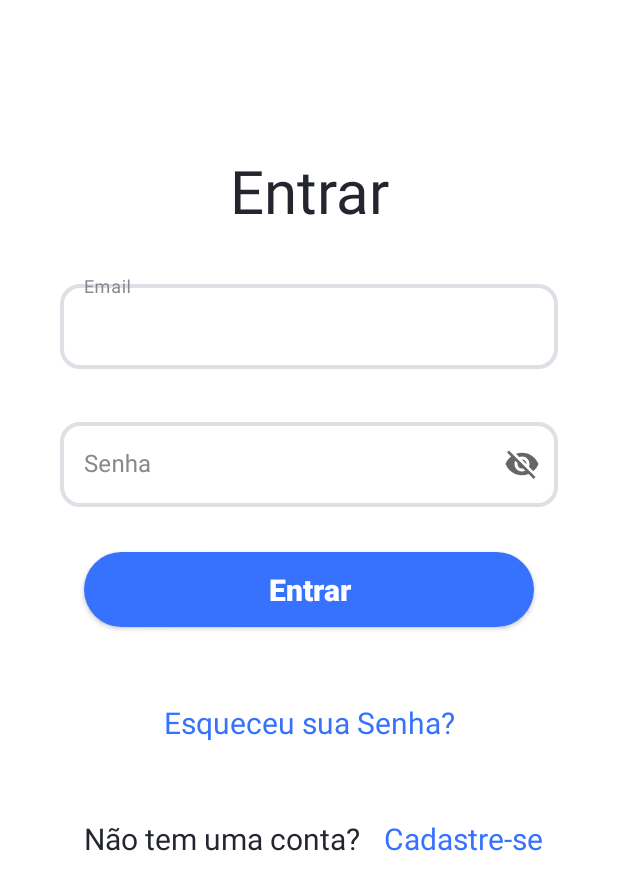
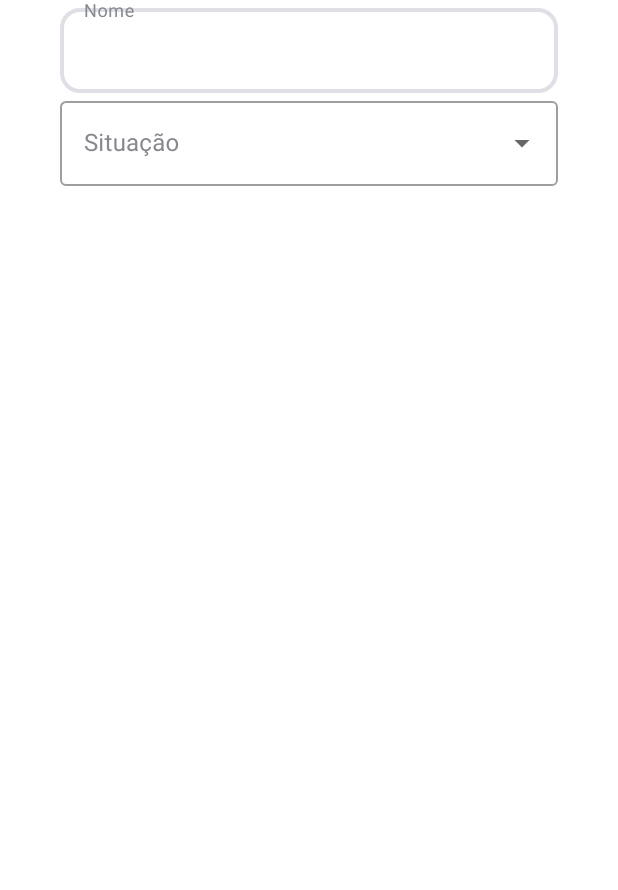
Before and after one commit to DemetriosP/gerador_grade_escolar, an Android app: the screen it shows after launch (FormLogin before the commit, FormDisciplina after it), on a phone screen of 412 x 824 dp. Shown: the top 890 px of the screen. Run offline under Robolectric (Android 15) with nearby library versions, the phone set to English and light mode, and no system bars.

Commit message:
Implementação parcial do FormDisciplina e activity_form_disciplina

```diff
--- a/app/src/main/AndroidManifest.xml
+++ b/app/src/main/AndroidManifest.xml
@@ -10,13 +10,13 @@
         android:supportsRtl="true"
         android:theme="@style/Theme.GeradorDeGradeEscolar">
         <activity
-            android:name=".ui.activity.FormDisciplina"
+            android:name=".ui.activity.FormLogin"
             android:exported="false" />
         <activity
             android:name=".ui.activity.FormCasdastro"
             android:exported="false" />
         <activity
-            android:name=".ui.activity.FormLogin"
+            android:name=".ui.activity.FormDisciplina"
             android:exported="true">
             <intent-filter>
                 <action android:name="android.intent.action.MAIN" />
--- a/app/src/main/java/com/example/geradordegradeescolar/ui/activity/FormDisciplina.java
+++ b/app/src/main/java/com/example/geradordegradeescolar/ui/activity/FormDisciplina.java
@@ -1,16 +1,53 @@
 package com.example.geradordegradeescolar.ui.activity;
+
+import android.os.Bundle;
+import android.view.View;
+import android.widget.AdapterView;
+import android.widget.ArrayAdapter;
+import android.widget.AutoCompleteTextView;
+import android.widget.Toast;
 
 import androidx.appcompat.app.AppCompatActivity;
 
-import android.os.Bundle;
-
 import com.example.geradordegradeescolar.R;
+import com.google.android.material.textfield.TextInputLayout;
 
 public class FormDisciplina extends AppCompatActivity {
+
+    private AutoCompleteTextView situacao, dia;
+    private String[] situacoes, dias;
+    private TextInputLayout diaLayout;
 
     @Override
     protected void onCreate(Bundle savedInstanceState) {
         super.onCreate(savedInstanceState);
         setContentView(R.layout.activity_form_disciplina);
+        iniciarComponentes();
+        preencheDrompDownMenu(situacoes, situacao);
+        preencheDrompDownMenu(dias, dia);
+
+        situacao.setOnItemClickListener((parent, view, position, id) -> {
+            String diass = (String) parent.getItemAtPosition(position);
+            if(diass.equals(situacoes[1])) diaLayout.setVisibility(View.VISIBLE);
+            else diaLayout.setVisibility(View.INVISIBLE);
+        });
+
     }
+
+    private void preencheDrompDownMenu(String[] valores, AutoCompleteTextView menu) {
+        ArrayAdapter<?> adapter = new ArrayAdapter<>(getApplicationContext(),
+                androidx.appcompat.R.layout.support_simple_spinner_dropdown_item, valores);
+
+        menu.setAdapter(adapter);
+        menu.setThreshold(1);
+    }
+
+    private void iniciarComponentes(){
+        situacao = findViewById(R.id.autoCompleteSituacao);
+        situacoes = getResources().getStringArray(R.array.situacao);
+        dia = findViewById(R.id.autoCompleteDia);
+        dias = getResources().getStringArray(R.array.dia);
+        diaLayout = findViewById(R.id.editDiaLayoyt);
+    }
+
 }
--- a/app/src/main/res/layout/activity_form_disciplina.xml
+++ b/app/src/main/res/layout/activity_form_disciplina.xml
@@ -7,4 +7,74 @@
     android:layout_height="match_parent"
     tools:context=".ui.activity.FormDisciplina">
 
+    <com.google.android.material.textfield.TextInputLayout
+        android:id="@+id/editNomeLayoyt"
+        style="@style/Widget.MaterialComponents.TextInputLayout.OutlinedBox"
+        android:layout_width="match_parent"
+        android:layout_height="wrap_content"
+        android:layout_marginStart="40dp"
+        android:layout_marginEnd="40dp"
+        android:hint="@string/nome"
+        android:textColorHint="@color/gray"
+        app:hintTextColor="@color/gray"
+        app:layout_constraintEnd_toEndOf="parent"
+        app:layout_constraintStart_toStartOf="parent"
+        app:layout_constraintTop_toTopOf="parent">
+
+        <com.google.android.material.textfield.TextInputEditText
+            android:id="@+id/editNome"
+            style="@style/Edit_Text"
+            android:layout_width="match_parent"
+            android:layout_height="wrap_content" />
+    </com.google.android.material.textfield.TextInputLayout>
+
+    <com.google.android.material.textfield.TextInputLayout
+        android:id="@+id/editSituacaoLayoyt"
+        style="@style/Widget.MaterialComponents.TextInputLayout.OutlinedBox.ExposedDropdownMenu"
+        android:layout_width="match_parent"
+        android:layout_height="wrap_content"
+        android:layout_marginStart="40dp"
+        android:layout_marginEnd="40dp"
+        android:hint="@string/situacao"
+        android:textColorHint="@color/gray"
+        app:hintTextColor="@color/gray"
+        app:layout_constraintEnd_toEndOf="parent"
+        app:layout_constraintStart_toStartOf="parent"
+        app:layout_constraintTop_toBottomOf="@+id/editNomeLayoyt">
+
+        <AutoCompleteTextView
+            android:id="@+id/autoCompleteSituacao"
+            android:layout_width="match_parent"
+            android:layout_height="wrap_content"
+            android:layout_weight="1"
+            android:inputType="none"
+            tools:ignore="LabelFor" />
+
+    </com.google.android.material.textfield.TextInputLayout>
+
+    <com.google.android.material.textfield.TextInputLayout
+        android:visibility="invisible"
+        android:id="@+id/editDiaLayoyt"
+        style="@style/Widget.MaterialComponents.TextInputLayout.OutlinedBox.ExposedDropdownMenu"
+        android:layout_width="match_parent"
+        android:layout_height="wrap_content"
+        android:layout_marginStart="40dp"
+        android:layout_marginEnd="40dp"
+        android:hint="@string/dia"
+        android:textColorHint="@color/gray"
+        app:hintTextColor="@color/gray"
+        app:layout_constraintEnd_toEndOf="parent"
+        app:layout_constraintStart_toStartOf="parent"
+        app:layout_constraintTop_toBottomOf="@+id/editSituacaoLayoyt">
+
+        <AutoCompleteTextView
+            android:id="@+id/autoCompleteDia"
+            android:layout_width="match_parent"
+            android:layout_height="wrap_content"
+            android:layout_weight="1"
+            android:inputType="none"
+            tools:ignore="LabelFor" />
+
+    </com.google.android.material.textfield.TextInputLayout>
+
 </androidx.constraintlayout.widget.ConstraintLayout>
--- a/app/src/main/res/values/strings.xml
+++ b/app/src/main/res/values/strings.xml
@@ -11,4 +11,20 @@
     <string name="nome">Nome</string>
     <string name="confirmar_senha">Confirmar Senha</string>
     <string name="campo_vazio">Preencha o campo</string>
+    <string name="situacao">Situação</string>
+    <string name="dia">Dia</string>
+
+    <string-array name="situacao">
+        <item>Concluído</item>
+        <item>Pendente</item>
+    </string-array>
+
+    <string-array name="dia">
+        <item>Segunda</item>
+        <item>Terça</item>
+        <item>Quarta</item>
+        <item>Quinta</item>
+        <item>Sexta</item>
+    </string-array>
+
 </resources>
--- a/app/src/main/res/values/styles.xml
+++ b/app/src/main/res/values/styles.xml
@@ -23,4 +23,6 @@
         <item name="android:background">@drawable/button</item>
     </style>
 
+
+
 </resources>
```
